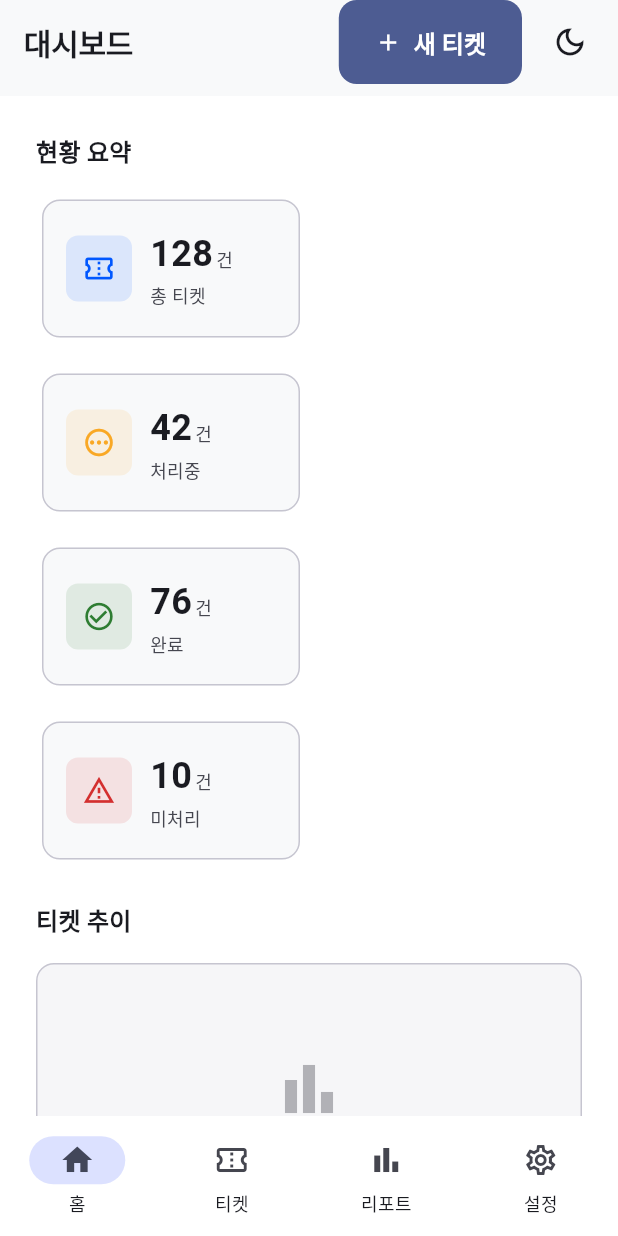
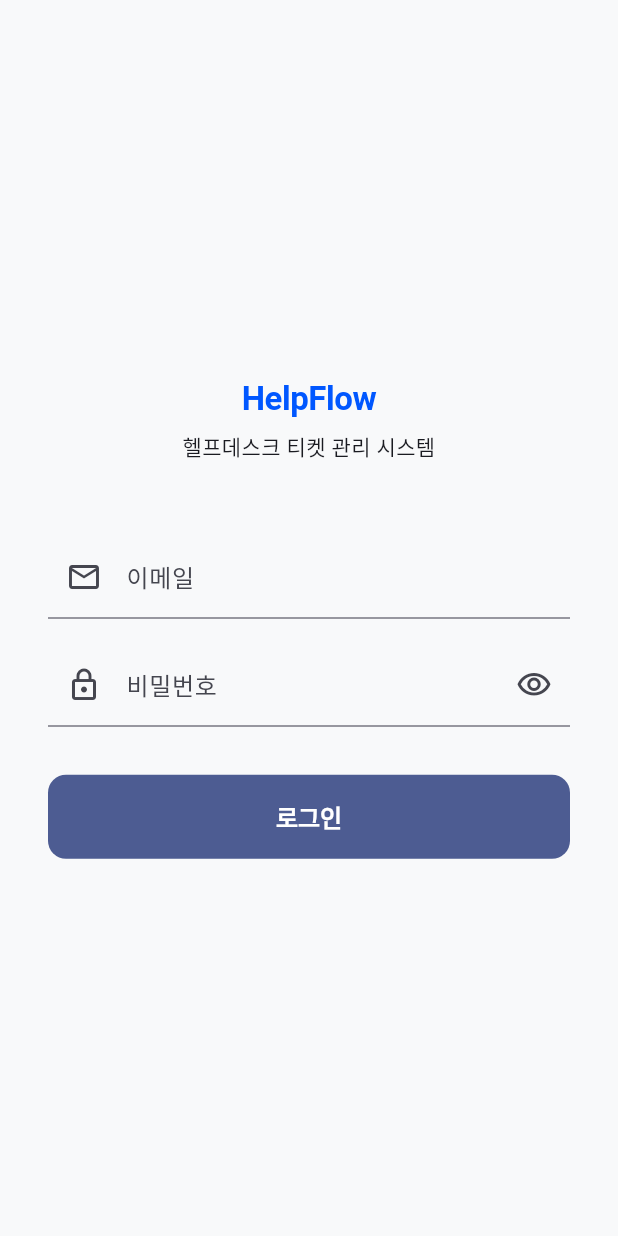
Before and after one commit to thswjdgy/helpflow, a Flutter app: the screen it shows after launch, on a phone screen of 412 x 824 dp. Run offline on Flutter 3.47's test engine with Material 3 defaults, Android fonts, the phone set to English and light mode, and no system bars; our stand-ins replace flutter_riverpod, go_router, hive_flutter; accounts and stored records are empty.

Commit message:
fix: 로그인 화면 라우팅 연결 및 인증 상태 분기 수정
- lib/features/auth/auth_provider.dart 생성: Riverpod AsyncNotifier 기반 인증 상태 관리 (Hive 영속화)
- lib/features/auth/login_screen.dart 생성: 이메일/비밀번호 로그인 UI
- lib/core/router/router_notifier.dart 생성: 인증 상태 변화를 go_router 에 전달하는 ChangeNotifier
- lib/core/router/app_router.dart 수정: routerProvider 도입, /login 경로 추가, 인증 기반 redirect 로직 구현
- lib/app.dart 수정: AppRouter.router → routerProvider 교체

Co-Authored-By: Claude Sonnet 4.6 <noreply@anthropic.com>

```diff
--- a/helpflow/lib/app.dart
+++ b/helpflow/lib/app.dart
@@ -6,9 +6,8 @@ import 'core/theme/app_theme.dart';
 import 'providers/theme_provider.dart';
 
 /// 앱 루트 위젯
-/// - Riverpod ConsumerWidget으로 themeProvider를 구독
-/// - 다크모드 상태에 따라 ThemeMode 동적 전환
-/// - MaterialApp.router로 go_router 연동
+/// - themeProvider 로 라이트/다크 테마를 동적 전환
+/// - routerProvider 로 인증 상태 기반 go_router 연동
 class App extends ConsumerWidget {
   const App({super.key});
 
@@ -17,8 +16,10 @@ class App extends ConsumerWidget {
     // 다크모드 상태 구독 (변경 시 자동 리빌드)
     final isDark = ref.watch(themeProvider);
 
+    // routerProvider: 인증 리다이렉트가 포함된 GoRouter 인스턴스
+    final router = ref.watch(routerProvider);
+
     return MaterialApp.router(
-      // 앱 제목
       title: AppStrings.appName,
 
       // 다크모드 여부에 따라 ThemeMode 결정
@@ -30,8 +31,8 @@ class App extends ConsumerWidget {
       // 다크 테마
       darkTheme: AppTheme.darkTheme,
 
-      // go_router 연동
-      routerConfig: AppRouter.router,
+      // 인증 리다이렉트가 포함된 GoRouter 연결
+      routerConfig: router,
 
       // 디버그 배너 숨김
       debugShowCheckedModeBanner: false,
@@ -41,5 +42,5 @@ class App extends ConsumerWidget {
 
 // [파일 요약]
 // 앱 루트 위젯(App)을 정의합니다.
-// Riverpod ConsumerWidget으로 themeProvider를 구독하여 라이트/다크 테마를 동적으로 전환하고,
-// MaterialApp.router에 AppRouter.router를 연결합니다.
+// themeProvider 로 라이트/다크 테마를 동적 전환하고,
+// routerProvider(인증 리다이렉트 포함)를 MaterialApp.router 에 연결합니다.
--- a/helpflow/lib/core/router/app_router.dart
+++ b/helpflow/lib/core/router/app_router.dart
@@ -1,51 +1,81 @@
 import 'package:flutter/material.dart';
+import 'package:flutter_riverpod/flutter_riverpod.dart';
 import 'package:go_router/go_router.dart';
+import '../../features/auth/auth_provider.dart';
+import '../../features/auth/login_screen.dart';
+import '../../views/dashboard/dashboard_screen.dart';
 import '../../views/layout/main_layout.dart';
-import '../../views/dashboard/dashboard_screen.dart';
-import '../../views/tickets/ticket_list_screen.dart';
+import '../../views/reports/reports_screen.dart';
+import '../../views/settings/settings_screen.dart';
 import '../../views/tickets/ticket_detail_screen.dart';
 import '../../views/tickets/ticket_form_screen.dart';
-import '../../views/settings/settings_screen.dart';
-import '../../views/reports/reports_screen.dart';
+import '../../views/tickets/ticket_list_screen.dart';
+import 'router_notifier.dart';
 
-/// go_router 기반 앱 라우팅 설정
-/// ShellRoute로 사이드바/탑바를 모든 하위 라우트에서 공유
-class AppRouter {
-  AppRouter._(); // 인스턴스 생성 방지
+/// go_router 인스턴스를 Riverpod Provider 로 제공
+/// - RouterNotifier 를 refreshListenable 로 등록해 인증 상태 변화 시 redirect 재실행
+/// - 비로그인 → /login, 로그인 상태 → /dashboard 로 자동 분기
+final routerProvider = Provider<GoRouter>((ref) {
+  // 인증 상태 변화를 GoRouter 에 전달하는 ChangeNotifier
+  final notifier = ref.watch(routerNotifierProvider);
 
-  /// 앱 전체에서 사용하는 GoRouter 인스턴스 (싱글톤)
-  static final GoRouter router = GoRouter(
-    initialLocation: '/dashboard',
+  return GoRouter(
+    initialLocation: '/login', // 앱 시작 지점 (인증 확인 전 로그인 화면)
+    refreshListenable: notifier, // 인증 변경 시 redirect 재평가 트리거
     debugLogDiagnostics: false,
+
+    /// 인증 상태 기반 리다이렉트 함수
+    /// 매 네비게이션마다 호출되어 로그인 여부에 따라 경로 결정
+    redirect: (BuildContext context, GoRouterState state) {
+      final authState = ref.read(authProvider);
+
+      // 인증 상태 로딩 중이면 현재 화면 유지 (리다이렉트 보류)
+      if (authState.isLoading) return null;
+
+      final isLoggedIn = authState.valueOrNull != null;
+      final isOnLogin = state.uri.path == '/login';
+
+      // 로그인 안 됨 + 로그인 화면이 아니면 → 로그인 화면으로
+      if (!isLoggedIn && !isOnLogin) return '/login';
+      // 이미 로그인 + 로그인 화면이면 → 대시보드로
+      if (isLoggedIn && isOnLogin) return '/dashboard';
+
+      return null; // 리다이렉트 없음
+    },
+
     routes: [
+      // ── 로그인 화면 (ShellRoute 밖 — 사이드바/탑바 없음) ──
+      GoRoute(
+        path: '/login',
+        builder: (context, state) => const LoginScreen(),
+      ),
+
       // ── ShellRoute: MainLayout(사이드바+탑바)를 공유하는 쉘 ──
       ShellRoute(
         builder: (BuildContext context, GoRouterState state, Widget child) {
-          // state.uri.path를 MainLayout에 전달하여 현재 경로 기반 UI 업데이트
+          // 현재 경로를 MainLayout 에 전달해 사이드바 활성 항목 표시
           return MainLayout(
             currentLocation: state.uri.path,
             child: child,
           );
         },
         routes: [
-          // ── 대시보드 ──────────────────────────────────────
+          // ── 대시보드 ────────────────────────────────────────
           GoRoute(
             path: '/dashboard',
             builder: (context, state) => const DashboardScreen(),
           ),
 
-          // ── 티켓 목록 + 하위 라우트 ───────────────────────
+          // ── 티켓 목록 + 하위 라우트 ─────────────────────────
           GoRoute(
             path: '/tickets',
             builder: (context, state) => const TicketListScreen(),
             routes: [
-              // 새 티켓 작성 (/tickets/new)
-              // 주의: :id보다 먼저 선언해야 'new'가 파라미터로 잘못 해석되지 않음
+              // 새 티켓 (/tickets/new) — :id 보다 먼저 선언해 충돌 방지
               GoRoute(
                 path: 'new',
                 builder: (context, state) => const TicketFormScreen(),
               ),
-
               // 티켓 상세 (/tickets/:id)
               GoRoute(
                 path: ':id',
@@ -57,13 +87,13 @@ class AppRouter {
             ],
           ),
 
-          // ── 리포트 ────────────────────────────────────────
+          // ── 리포트 ──────────────────────────────────────────
           GoRoute(
             path: '/reports',
             builder: (context, state) => const ReportsScreen(),
           ),
 
-          // ── 설정 ──────────────────────────────────────────
+          // ── 설정 ────────────────────────────────────────────
           GoRoute(
             path: '/settings',
             builder: (context, state) => const SettingsScreen(),
@@ -72,7 +102,7 @@ class AppRouter {
       ),
     ],
 
-    // ── 에러 페이지 ──────────────────────────────────────────
+    // ── 에러 페이지 ────────────────────────────────────────────
     errorBuilder: (context, state) => Scaffold(
       body: Center(
         child: Column(
@@ -96,10 +126,12 @@ class AppRouter {
       ),
     ),
   );
-}
+});
 
+// ============================================================
 // [파일 요약]
-// go_router v14 기반 앱 라우팅 설정입니다.
-// ShellRoute로 MainLayout(사이드바+탑바)을 모든 화면에서 공유하며,
-// 경로 구조: /dashboard, /tickets, /tickets/new, /tickets/:id, /settings
-// /tickets/new는 :id 파라미터 충돌 방지를 위해 :id보다 먼저 선언합니다.
+// 파일명: app_router.dart
+// 역할: go_router 기반 라우팅 설정 + Riverpod 인증 상태 연동 리다이렉트
+// 주요 클래스/함수: routerProvider
+// 연관 파일: router_notifier.dart, auth_provider.dart, login_screen.dart, main_layout.dart
+// ============================================================
--- /dev/null
+++ b/helpflow/lib/core/router/router_notifier.dart
@@ -0,0 +1,34 @@
+import 'package:flutter/foundation.dart';
+import 'package:flutter_riverpod/flutter_riverpod.dart';
+import '../../features/auth/auth_provider.dart';
+
+/// go_router 의 refreshListenable 로 사용하는 ChangeNotifier
+/// authProvider 인증 상태가 변경될 때마다 GoRouter 에게
+/// redirect 재평가를 요청한다.
+class RouterNotifier extends ChangeNotifier {
+  /// ref.listen 으로 authProvider 를 구독한다.
+  /// 인증 상태 변경 시 notifyListeners() 를 호출해 GoRouter 를 깨운다.
+  RouterNotifier(Ref ref) {
+    ref.listen<AsyncValue<AuthUser?>>(
+      authProvider,
+      (_, _) => notifyListeners(), // 인증 상태 변경 → 라우터 재평가
+    );
+  }
+}
+
+/// RouterNotifier 를 Riverpod Provider 로 제공
+/// GoRouter 생성 시 refreshListenable 에 전달한다.
+final routerNotifierProvider = Provider<RouterNotifier>((ref) {
+  final notifier = RouterNotifier(ref);
+  // Provider 해제 시 ChangeNotifier 메모리 해제
+  ref.onDispose(notifier.dispose);
+  return notifier;
+});
+
+// ============================================================
+// [파일 요약]
+// 파일명: router_notifier.dart
+// 역할: 인증 상태 변경을 go_router 에 전달하는 ChangeNotifier
+// 주요 클래스/함수: RouterNotifier, routerNotifierProvider
+// 연관 파일: auth_provider.dart, app_router.dart
+// ============================================================
--- /dev/null
+++ b/helpflow/lib/features/auth/auth_provider.dart
@@ -0,0 +1,86 @@
+import 'package:flutter/foundation.dart';
+import 'package:flutter_riverpod/flutter_riverpod.dart';
+import 'package:hive_flutter/hive_flutter.dart';
+
+/// 인증된 사용자 정보를 담는 불변 데이터 모델
+/// Firebase Auth 연동 시 User 객체로 교체 가능
+@immutable
+class AuthUser {
+  /// 사용자 고유 ID
+  final String uid;
+
+  /// 사용자 이메일
+  final String email;
+
+  const AuthUser({required this.uid, required this.email});
+}
+
+/// 인증 상태를 관리하는 AsyncNotifier
+/// - 앱 시작 시 Hive에서 저장된 인증 정보를 복원
+/// - signIn / signOut 으로 상태 전환
+/// - Firebase Auth 연동 시 build / signIn / signOut 내부만 교체하면 됨
+class AuthNotifier extends AsyncNotifier<AuthUser?> {
+  /// Hive 박스 이름 상수
+  static const _boxName = 'auth_box';
+
+  /// 앱 초기화 시 Hive에서 이전 로그인 상태 복원
+  @override
+  Future<AuthUser?> build() async {
+    final box = await Hive.openBox(_boxName);
+
+    // 저장된 uid, email 읽기
+    final uid = box.get('uid') as String?;
+    final email = box.get('email') as String?;
+
+    // 둘 다 있을 때만 로그인 상태로 간주
+    if (uid != null && email != null) {
+      return AuthUser(uid: uid, email: email);
+    }
+    return null; // 비로그인 상태
+  }
+
+  /// 이메일/비밀번호로 로그인 후 Hive에 인증 정보 저장
+  /// TODO: Firebase 연동 시 → FirebaseAuth.instance.signInWithEmailAndPassword() 로 교체
+  Future<void> signIn({
+    required String email,
+    required String password,
+  }) async {
+    state = const AsyncLoading();
+    try {
+      // 네트워크 지연 시뮬레이션 (Firebase 연동 전 임시)
+      await Future.delayed(const Duration(milliseconds: 600));
+
+      final box = await Hive.openBox(_boxName);
+      final user = AuthUser(uid: 'uid-${email.hashCode}', email: email);
+
+      // Hive에 인증 정보 영속화
+      await box.put('uid', user.uid);
+      await box.put('email', user.email);
+
+      state = AsyncData(user); // 로그인 성공
+    } catch (e, st) {
+      state = AsyncError(e, st); // 로그인 실패
+    }
+  }
+
+  /// 로그아웃: Hive 인증 정보 삭제 후 비로그인 상태로 전환
+  /// TODO: Firebase 연동 시 → FirebaseAuth.instance.signOut() 추가
+  Future<void> signOut() async {
+    final box = await Hive.openBox(_boxName);
+    await box.deleteAll(['uid', 'email']); // 저장된 인증 정보 삭제
+    state = const AsyncData(null); // 비로그인 상태로 전환
+  }
+}
+
+/// 앱 전역 인증 상태 Provider
+final authProvider = AsyncNotifierProvider<AuthNotifier, AuthUser?>(
+  AuthNotifier.new,
+);
+
+// ============================================================
+// [파일 요약]
+// 파일명: auth_provider.dart
+// 역할: Riverpod 기반 인증 상태 관리 (로그인/로그아웃, Hive 영속화)
+// 주요 클래스/함수: AuthUser, AuthNotifier, authProvider
+// 연관 파일: router_notifier.dart, login_screen.dart, app_router.dart
+// ============================================================
--- /dev/null
+++ b/helpflow/lib/features/auth/login_screen.dart
@@ -0,0 +1,157 @@
+import 'package:flutter/material.dart';
+import 'package:flutter_riverpod/flutter_riverpod.dart';
+import '../../core/constants/app_colors.dart';
+import '../../core/constants/app_strings.dart';
+import 'auth_provider.dart';
+
+/// 로그인 화면 위젯
+/// 이메일/비밀번호 입력 폼을 제공하고, AuthNotifier.signIn() 을 호출한다.
+/// 인증 성공 시 go_router redirect 에 의해 /dashboard 로 자동 이동한다.
+class LoginScreen extends ConsumerStatefulWidget {
+  const LoginScreen({super.key});
+
+  @override
+  ConsumerState<LoginScreen> createState() => _LoginScreenState();
+}
+
+/// LoginScreen 의 상태 클래스
+/// 폼 검증, 텍스트 컨트롤러, 로딩/오류 처리를 담당한다.
+class _LoginScreenState extends ConsumerState<LoginScreen> {
+  final _formKey = GlobalKey<FormState>();
+  final _emailCtrl = TextEditingController();
+  final _passwordCtrl = TextEditingController();
+  bool _obscure = true; // 비밀번호 숨김 여부
+
+  @override
+  void dispose() {
+    // 컨트롤러 메모리 해제
+    _emailCtrl.dispose();
+    _passwordCtrl.dispose();
+    super.dispose();
+  }
+
+  /// 로그인 버튼 핸들러: 폼 검증 후 AuthNotifier.signIn() 호출
+  Future<void> _onLoginPressed() async {
+    if (!(_formKey.currentState?.validate() ?? false)) return;
+    await ref.read(authProvider.notifier).signIn(
+          email: _emailCtrl.text.trim(),
+          password: _passwordCtrl.text,
+        );
+  }
+
+  @override
+  Widget build(BuildContext context) {
+    final isLoading = ref.watch(authProvider).isLoading;
+
+    // 로그인 실패 시 SnackBar 로 오류 표시
+    ref.listen<AsyncValue<AuthUser?>>(authProvider, (_, next) {
+      if (next is AsyncError) {
+        ScaffoldMessenger.of(context).showSnackBar(
+          SnackBar(
+            content: Text('로그인 실패: ${next.error}'),
+            backgroundColor: AppColors.error,
+          ),
+        );
+      }
+    });
+
+    return Scaffold(
+      backgroundColor: Theme.of(context).colorScheme.surface,
+      body: Center(
+        child: SingleChildScrollView(
+          padding: const EdgeInsets.all(32),
+          child: ConstrainedBox(
+            // 데스크탑에서 폼 너비 제한
+            constraints: const BoxConstraints(maxWidth: 400),
+            child: Form(
+              key: _formKey,
+              child: Column(
+                crossAxisAlignment: CrossAxisAlignment.stretch,
+                children: [
+                  // ── 앱 타이틀 ──────────────────────────────────
+                  Text(
+                    AppStrings.appName,
+                    style: Theme.of(context).textTheme.headlineMedium?.copyWith(
+                          fontWeight: FontWeight.bold,
+                          color: AppColors.primary,
+                        ),
+                    textAlign: TextAlign.center,
+                  ),
+                  const SizedBox(height: 8),
+                  Text(
+                    AppStrings.appTagline,
+                    style: Theme.of(context).textTheme.bodyMedium,
+                    textAlign: TextAlign.center,
+                  ),
+                  const SizedBox(height: 48),
+
+                  // ── 이메일 입력 ────────────────────────────────
+                  TextFormField(
+                    controller: _emailCtrl,
+                    keyboardType: TextInputType.emailAddress,
+                    decoration: const InputDecoration(
+                      labelText: '이메일',
+                      prefixIcon: Icon(Icons.email_outlined),
+                    ),
+                    validator: (v) =>
+                        (v == null || !v.contains('@'))
+                            ? '올바른 이메일을 입력하세요'
+                            : null,
+                  ),
+                  const SizedBox(height: 16),
+
+                  // ── 비밀번호 입력 ──────────────────────────────
+                  TextFormField(
+                    controller: _passwordCtrl,
+                    obscureText: _obscure,
+                    decoration: InputDecoration(
+                      labelText: '비밀번호',
+                      prefixIcon: const Icon(Icons.lock_outlined),
+                      suffixIcon: IconButton(
+                        icon: Icon(
+                          _obscure
+                              ? Icons.visibility_outlined
+                              : Icons.visibility_off_outlined,
+                        ),
+                        // 비밀번호 표시/숨김 토글
+                        onPressed: () =>
+                            setState(() => _obscure = !_obscure),
+                      ),
+                    ),
+                    validator: (v) =>
+                        (v == null || v.isEmpty) ? '비밀번호를 입력하세요' : null,
+                  ),
+                  const SizedBox(height: 32),
+
+                  // ── 로그인 버튼 ────────────────────────────────
+                  FilledButton(
+                    // 로딩 중이면 버튼 비활성화
+                    onPressed: isLoading ? null : _onLoginPressed,
+                    child: isLoading
+                        ? const SizedBox(
+                            height: 20,
+                            width: 20,
+                            child: CircularProgressIndicator(
+                              strokeWidth: 2,
+                              color: Colors.white,
+                            ),
+                          )
+                        : const Text('로그인'),
+                  ),
+                ],
+              ),
+            ),
+          ),
+        ),
+      ),
+    );
+  }
+}
+
+// ============================================================
+// [파일 요약]
+// 파일명: login_screen.dart
+// 역할: 이메일/비밀번호 로그인 화면 UI 및 폼 처리
+// 주요 클래스/함수: LoginScreen, _LoginScreenState
+// 연관 파일: auth_provider.dart, app_router.dart
+// ============================================================
```
